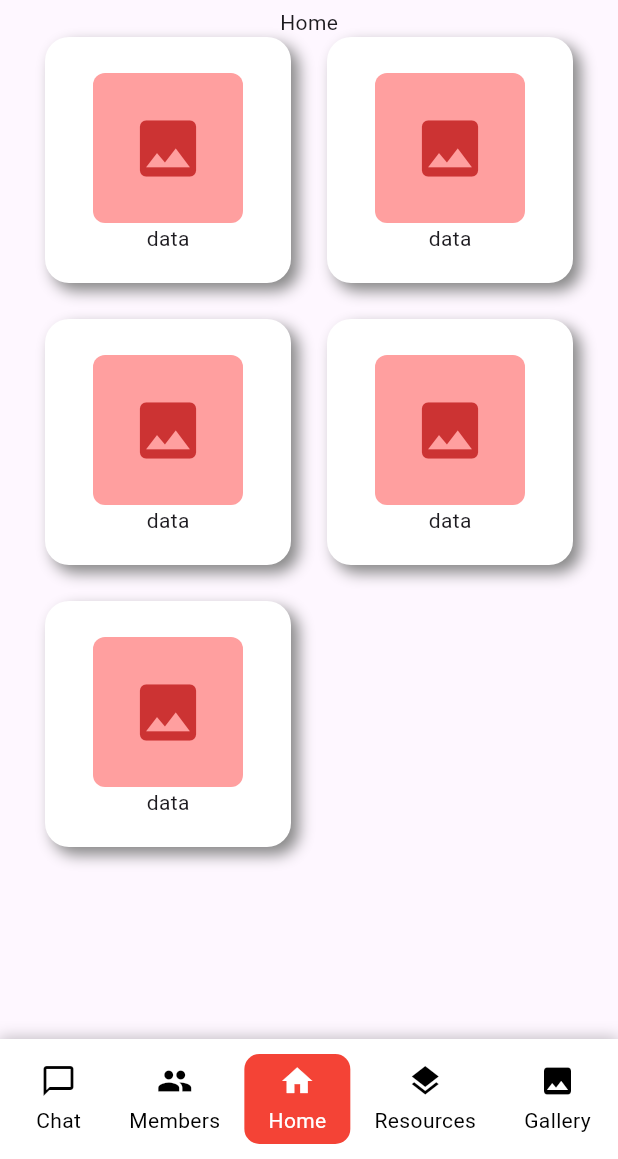
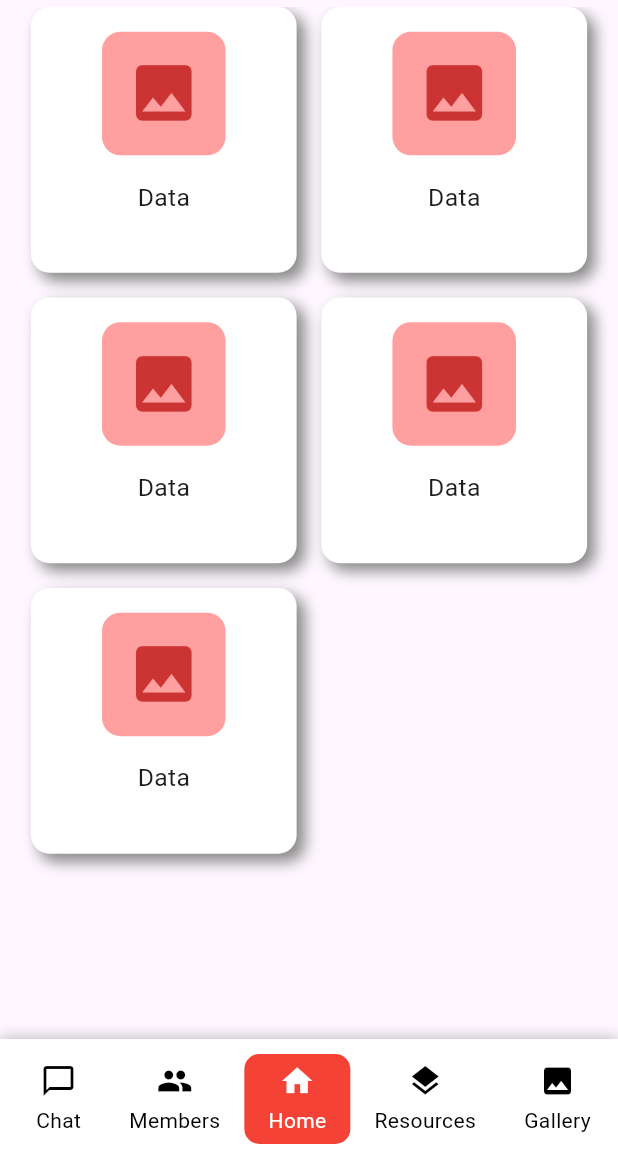
Before and after one commit to haadiyaa/machinetest_codanto, a Flutter app: the AdminHome screen opened directly, on a phone screen of 412 x 824 dp, the part 77-1236 px from its top. Run offline on Flutter 3.47's test engine with Material 3 defaults, Android fonts, the phone set to English and light mode, and no system bars.

Commit message:
ui responsiveness

```diff
--- a/lib/presentation/view/adminhome/view/home.dart
+++ b/lib/presentation/view/adminhome/view/home.dart
@@ -7,24 +7,30 @@ class Home extends StatelessWidget {
 
   @override
   Widget build(BuildContext context) {
+    final screenWidth = MediaQuery.of(context).size.width;
+    final screenHeight = MediaQuery.of(context).size.height;
+
+    double gridPadding = screenWidth * 0.05;
+    double gridSpacing = screenWidth * 0.04;
+    double iconSize = screenWidth * 0.12;
+    double containerSize = screenWidth * 0.4;
+
     return Column(
       children: [
-        const Text('Home'),
         Expanded(
           child: GridView.builder(
-            padding: const EdgeInsets.symmetric(
-                horizontal: AppDimensions.heightXLarge),
-            gridDelegate: const SliverGridDelegateWithFixedCrossAxisCount(
-              mainAxisSpacing: AppDimensions.heightLarge,
-              crossAxisSpacing: AppDimensions.heightLarge,
-              crossAxisCount: 2,
+            padding: EdgeInsets.symmetric(horizontal: gridPadding),
+            gridDelegate: SliverGridDelegateWithFixedCrossAxisCount(
+              mainAxisSpacing: gridSpacing,
+              crossAxisSpacing: gridSpacing,
+              crossAxisCount: screenWidth < 600 ? 2 : 3,
             ),
             itemCount: 5,
             itemBuilder: (BuildContext context, int index) {
               return Container(
-                padding: const EdgeInsets.all(AppDimensions.heightLarge),
-                decoration: const BoxDecoration(
-                  boxShadow: [
+                padding: EdgeInsets.all(gridSpacing),
+                decoration: BoxDecoration(
+                  boxShadow: const [
                     BoxShadow(
                       offset: Offset(5, 5),
                       blurRadius: AppDimensions.borderRadiusSmall,
@@ -32,30 +38,30 @@ class Home extends StatelessWidget {
                     ),
                   ],
                   color: AppColors.white,
-                  borderRadius: BorderRadius.all(
-                    Radius.circular(
-                      AppDimensions.heightMedium,
-                    ),
-                  ),
+                  borderRadius: BorderRadius.circular(screenWidth * 0.03),
                 ),
                 child: Column(
                   children: [
                     Container(
-                      height: 100,
-                      width: 100,
-                      decoration: const BoxDecoration(
-                        color: Color.fromARGB(255, 255, 159, 159),
-                        borderRadius: BorderRadius.all(
-                          Radius.circular(AppDimensions.heightSmall),
-                        ),
+                      height: containerSize * 0.5,
+                      width: containerSize * 0.5,
+                      decoration: BoxDecoration(
+                        color: const Color.fromARGB(255, 255, 159, 159),
+                        borderRadius: BorderRadius.circular(screenWidth * 0.03),
                       ),
-                      child: const Icon(
+                      child: Icon(
                         Icons.image,
                         color: AppColors.primary,
-                        size: 50,
+                        size: iconSize,
                       ),
                     ),
-                    Text('data')
+                    SizedBox(height: screenHeight * 0.02),
+                    Text(
+                      'Data',
+                      style: TextStyle(
+                        fontSize: screenHeight * 0.02,
+                      ),
+                    )
                   ],
                 ),
               );
```
Also changed, not shown: lib/presentation/view/userhome/view/userhome.dart (+72 -2 lines).
